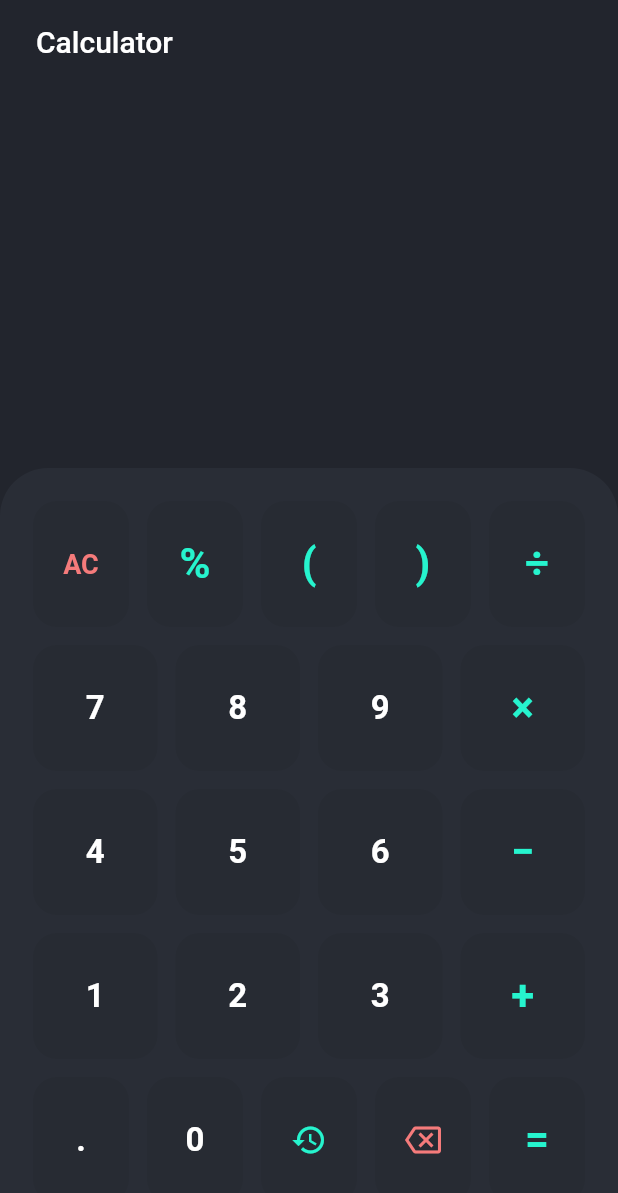
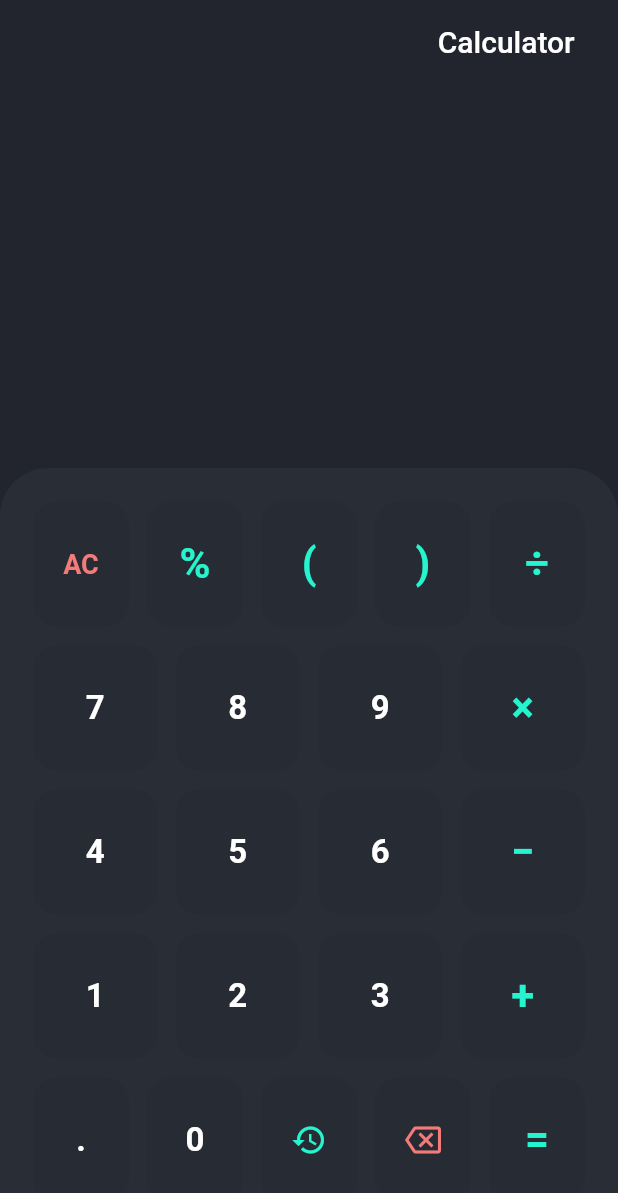
Before and after one commit to fuadaslam/calculator, a Flutter app: the screen it shows after launch, on a phone screen of 412 x 824 dp. Shown: the top 1193 px of the screen. Run offline on Flutter 3.47's test engine with Material 2 defaults, Android fonts, the phone set to English and light mode, and no system bars.

Commit message:
ui upadate

```diff
--- a/lib/screens/home_screen.dart
+++ b/lib/screens/home_screen.dart
@@ -50,6 +50,7 @@ class _HomeScreenState extends State<HomeScreen> {
     );
   }
 
+
   @override
   Widget build(BuildContext context) {
     return Scaffold(
@@ -58,7 +59,9 @@ class _HomeScreenState extends State<HomeScreen> {
         backgroundColor: Colors.transparent,
         title: Container(
           margin: EdgeInsets.only(left: 8),
-          child: Text(kTitle),
+          child: Container(
+              margin: EdgeInsets.only(left: MediaQuery.of(context).size.width*0.65),
+              child: Text(kTitle)),
         ),
       ),
       body: SafeArea(
```
